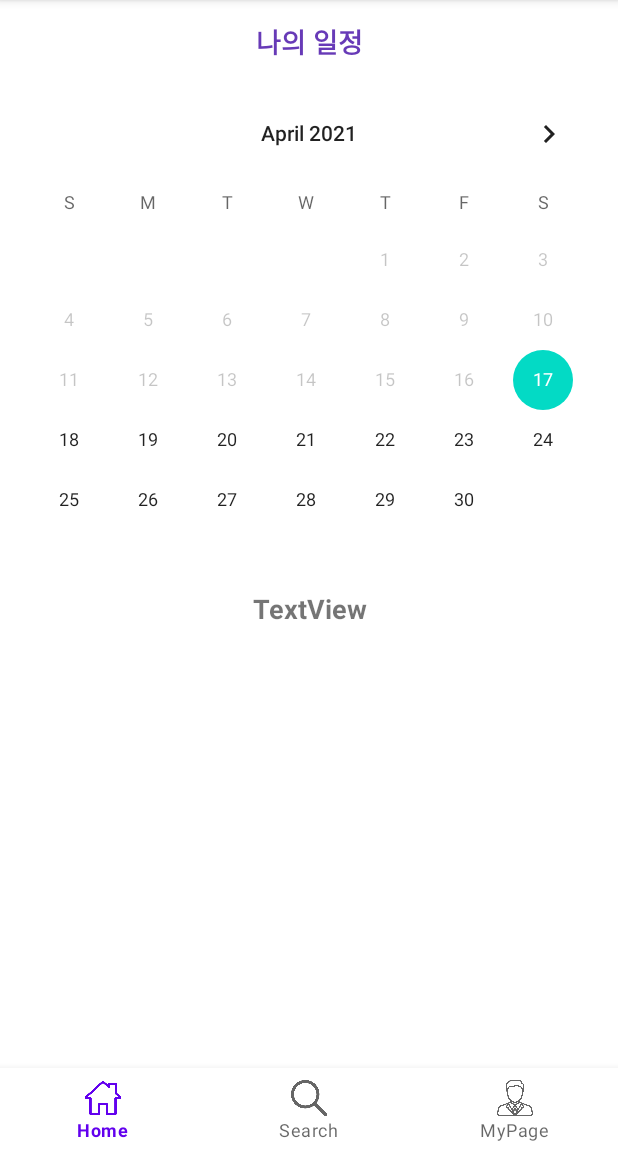
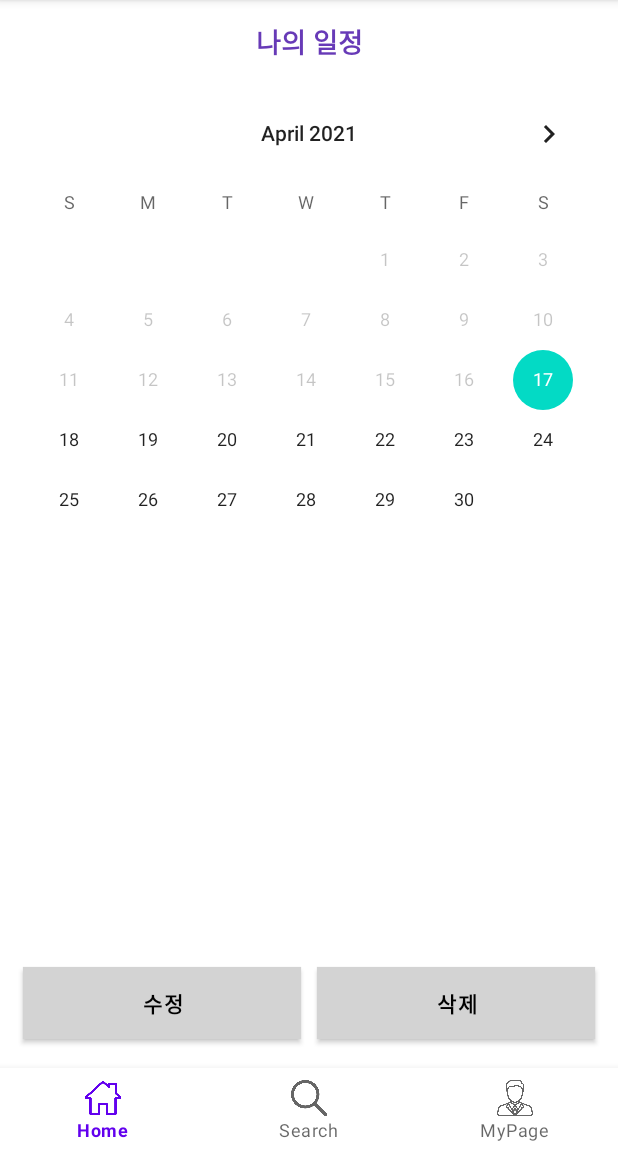
Before and after one commit to SeokjinSon/AndroidProject1, an Android app: the screen it shows after launch (MainActivity), on a phone screen of 412 x 824 dp, the part 84-1236 px from its top. Run offline under Robolectric (Android 15) with nearby library versions, the phone set to English and light mode, and no system bars.

Commit message:
<description> 1. 달력 내 기능 추가  - 일자 클릭 시, 아래 TextView에 날짜 출력

```diff
--- a/app/src/main/java/com/example/androidproject1/FragmentHome.java
+++ b/app/src/main/java/com/example/androidproject1/FragmentHome.java
@@ -32,12 +32,14 @@ public class FragmentHome<MaterialCalendarView> extends Fragment {
     // View Value
     private CalendarView calendar;
     private TextView dateValue;
+    private TextView selectedDate;
 
     private CalendarView.OnDateChangeListener changeCalendar = new CalendarView.OnDateChangeListener() {
         @Override
         public void onSelectedDayChange(@NonNull CalendarView view, int year, int month, int dayOfMonth) {
             String date = year + "/" + (month+1) + "/" + dayOfMonth;
             dateValue.setText(date);
+            selectedDate.setVisibility(View.VISIBLE);
         }
     };
 
@@ -54,6 +56,7 @@ public class FragmentHome<MaterialCalendarView> extends Fragment {
     }
 
     public void init(ViewGroup rootView) {
+        selectedDate = (TextView) rootView.findViewById(R.id.selectedDate);
         calendar = (CalendarView)rootView.findViewById(R.id.calendarView);
         dateValue = (TextView)rootView.findViewById(R.id.selectedDate);
     }
--- a/app/src/main/res/layout/fragment_home.xml
+++ b/app/src/main/res/layout/fragment_home.xml
@@ -1,8 +1,10 @@
 <?xml version="1.0" encoding="utf-8"?>
 <LinearLayout xmlns:android="http://schemas.android.com/apk/res/android"
+    xmlns:app="http://schemas.android.com/apk/res-auto"
     xmlns:tools="http://schemas.android.com/tools"
     android:layout_width="match_parent"
     android:layout_height="match_parent"
+    android:background="#FFFFFF"
     android:orientation="vertical">
 
     <TextView
@@ -35,6 +37,71 @@
         android:gravity="center"
         android:text="TextView"
         android:textSize="18sp"
-        android:textStyle="bold" />
+        android:textStyle="bold"
+        android:visibility="invisible" />
+
+    <LinearLayout
+        android:layout_width="match_parent"
+        android:layout_height="match_parent"
+        android:layout_margin="10dp"
+        android:orientation="vertical">
+
+        <EditText
+            android:id="@+id/editPlan"
+            android:layout_width="match_parent"
+            android:layout_height="0dp"
+            android:layout_weight="3"
+            android:ems="10"
+            android:hint="일정을 입력하세요."
+            android:inputType="textPersonName"
+            android:visibility="invisible" />
+
+        <LinearLayout
+            android:layout_width="match_parent"
+            android:layout_height="0dp"
+            android:layout_weight="1"
+            android:orientation="horizontal">
+
+            <Button
+                android:id="@+id/modifyBtn"
+                android:layout_width="0dp"
+                android:layout_height="wrap_content"
+                android:layout_gravity="center"
+                android:layout_margin="5dp"
+                android:layout_weight="1"
+                android:background="#D3D3D3"
+                android:text="@string/modifyBtn"
+                android:textColor="@color/black"
+                android:textStyle="bold"
+                android:visibility="visible"
+                app:backgroundTint="#D3D3D3" />
+
+            <Button
+                android:id="@+id/deleteBtn"
+                android:layout_width="0dp"
+                android:layout_height="wrap_content"
+                android:layout_gravity="center"
+                android:layout_margin="5dp"
+                android:layout_weight="1"
+                android:background="#D3D3D3"
+                android:text="@string/deleteBtn"
+                android:textColor="@color/black"
+                android:textStyle="bold"
+                android:visibility="visible"
+                app:backgroundTint="#D3D3D3" />
+
+            <Button
+                android:id="@+id/saveBtn"
+                android:layout_width="match_parent"
+                android:layout_height="wrap_content"
+                android:layout_gravity="center"
+                android:background="#D3D3D3"
+                android:text="@string/delteBtn"
+                android:textColor="@color/black"
+                android:textStyle="bold"
+                android:visibility="gone"
+                app:backgroundTint="#D3D3D3" />
+        </LinearLayout>
+    </LinearLayout>
 
 </LinearLayout>
--- a/app/src/main/res/values-night/strings.xml
+++ b/app/src/main/res/values-night/strings.xml
@@ -1,4 +1,7 @@
 <?xml version="1.0" encoding="utf-8"?>
 <resources>
     <string name="home_title">나의 자격증 일정</string>
+    <string name="modifyBtn">수정</string>
+    <string name="deleteBtn">삭제</string>
+    <string name="delteBtn">삭제</string>
 </resources>
--- a/app/src/main/res/values/strings.xml
+++ b/app/src/main/res/values/strings.xml
@@ -4,4 +4,7 @@
     <string name="navigation_label2">Search</string>
     <string name="navigation_label3">MyPage</string>
     <string name="home_title">나의 일정</string>
+    <string name="modifyBtn">수정</string>
+    <string name="deleteBtn">삭제</string>
+    <string name="delteBtn">삭제</string>
 </resources>
```
